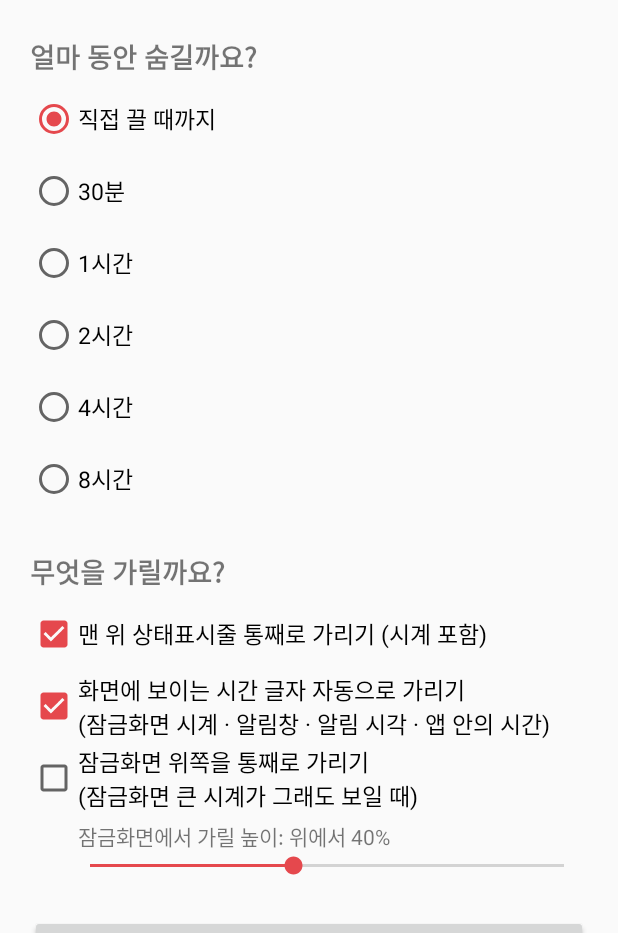
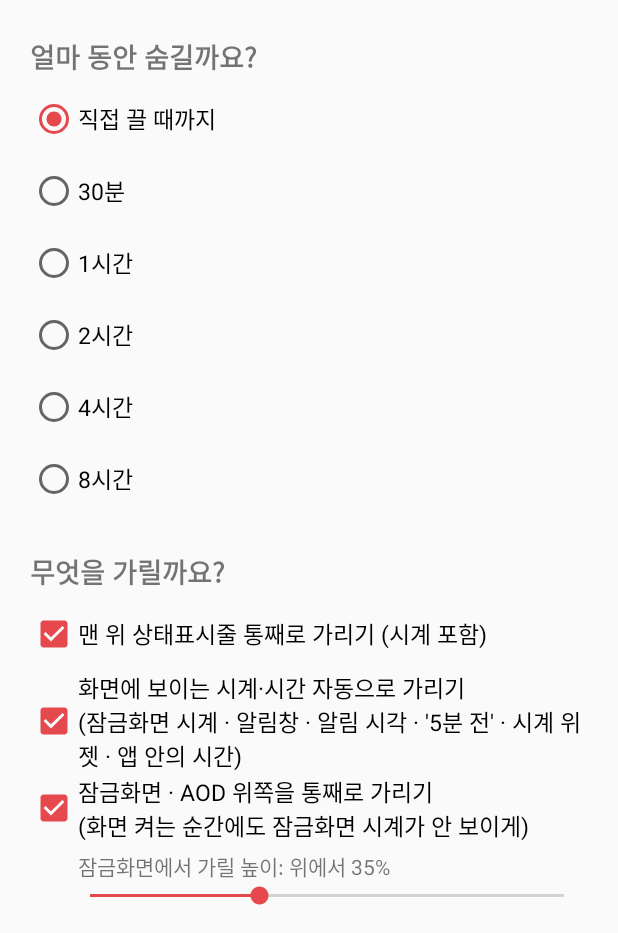
Before and after one commit to Joyong133/Stgv, an Android app: the screen it shows after launch (MainActivity), on a phone screen of 412 x 824 dp, the part 303-1236 px from its top. Run offline under Robolectric (Android 15) with nearby library versions, the phone set to English and light mode, and no system bars.

Commit message:
시간 숨기기: 잠금화면 포함 모든 곳을 기본으로 가리기
- 잠금화면 위쪽 가리기를 기본으로 켬. 화면이 꺼질 때 위쪽 70%를 미리
  덮어 AOD와 화면 켜는 순간의 잠금화면 시계도 가림
- 이름이 clock·time인 화면 요소(그림 시계, 시계 위젯, 알림 시각 칸) 가리기
- '5분 전', '2 hours ago' 같은 상대 시각도 가리기
- 앱 자신의 설정 화면은 가리지 않음, 찾는 간격 단축
- AOD 설정 열기 버튼 추가

Co-Authored-By: Claude Opus 5.5 <noreply@anthropic.com>
Claude-Session: https://claude.ai/code/session_01HG4rgrEbY7cpuhjWauxv7E

```diff
--- a/time-hider/app/build.gradle
+++ b/time-hider/app/build.gradle
@@ -10,8 +10,8 @@ android {
         applicationId 'com.stgv.timehider'
         minSdk 26
         targetSdk 34
-        versionCode 1
-        versionName '1.0'
+        versionCode 2
+        versionName '1.1'
     }
 
     // 고정 서명 키: 새 버전을 기존 앱 위에 그대로 덮어 설치할 수 있게 한다.
--- a/time-hider/app/src/main/java/com/stgv/timehider/Prefs.java
+++ b/time-hider/app/src/main/java/com/stgv/timehider/Prefs.java
@@ -18,8 +18,10 @@ final class Prefs {
 
     static final boolean DEFAULT_MASK_STATUS_BAR = true;
     static final boolean DEFAULT_MASK_TIME_TEXT = true;
-    static final boolean DEFAULT_MASK_LOCK_TOP = false;
-    static final int DEFAULT_LOCK_TOP_PERCENT = 40;
+    static final boolean DEFAULT_MASK_LOCK_TOP = true;
+    static final int DEFAULT_LOCK_TOP_PERCENT = 35;
+    /** 화면이 꺼져 있을 때(AOD) 가릴 비율. 아래쪽 지문 센서 자리는 남겨 둔다. */
+    static final int SCREEN_OFF_TOP_PERCENT = 70;
 
     private Prefs() {}
 
--- a/time-hider/app/src/main/res/layout/activity_main.xml
+++ b/time-hider/app/src/main/res/layout/activity_main.xml
@@ -117,6 +117,12 @@
             android:layout_height="wrap_content"
             android:text="@string/open_app_info" />
 
+        <Button
+            android:id="@+id/open_aod"
+            android:layout_width="match_parent"
+            android:layout_height="wrap_content"
+            android:text="@string/open_aod" />
+
         <TextView
             style="@style/Section"
             android:text="@string/section_guide" />
--- a/time-hider/app/src/main/res/values/strings.xml
+++ b/time-hider/app/src/main/res/values/strings.xml
@@ -22,13 +22,14 @@
 
     <string name="section_what">무엇을 가릴까요?</string>
     <string name="mask_status_bar">맨 위 상태표시줄 통째로 가리기 (시계 포함)</string>
-    <string name="mask_time_text">화면에 보이는 시간 글자 자동으로 가리기\n(잠금화면 시계 · 알림창 · 알림 시각 · 앱 안의 시간)</string>
-    <string name="mask_lock_top">잠금화면 위쪽을 통째로 가리기\n(잠금화면 큰 시계가 그래도 보일 때)</string>
+    <string name="mask_time_text">화면에 보이는 시계·시간 자동으로 가리기\n(잠금화면 시계 · 알림창 · 알림 시각 · \'5분 전\' · 시계 위젯 · 앱 안의 시간)</string>
+    <string name="mask_lock_top">잠금화면 · AOD 위쪽을 통째로 가리기\n(화면 켜는 순간에도 잠금화면 시계가 안 보이게)</string>
     <string name="lock_top_label">잠금화면에서 가릴 높이: 위에서 %1$d%%</string>
 
     <string name="open_a11y">접근성 설정 열기</string>
     <string name="open_app_info">앱 정보 열기 (제한된 설정 허용)</string>
+    <string name="open_aod">AOD(꺼진 화면 시계) 설정 열기</string>
 
     <string name="section_guide">사용 방법</string>
-    <string name="guide">1. [접근성 설정 열기] → \'설치된 앱\'(또는 \'다운로드한 앱\') → \'시간 숨기기\' → 사용 켜기.\n\n2. 안드로이드 13 이상에서 \'제한된 설정\' 안내가 뜨며 켜지지 않으면: [앱 정보 열기] → 오른쪽 위 ⋮ 메뉴 → \'제한된 설정 허용\' 후 1번을 다시 하세요.\n\n3. [지금 시간 숨기기]를 누르면 바로 적용돼요. 알림창 → 빠른 설정 편집(연필)에서 \'시간 숨기기\' 타일을 추가하면 한 번에 켜고 끌 수 있어요.\n\n4. 앱이 못 가리는 곳도 있어요. 완전히 안 보이게 하려면 직접 꺼 주세요:\n · AOD(Always On Display, 화면 꺼짐 상태 시계) 끄기\n · 홈 화면의 시계·날씨 위젯 지우기\n · 잠금화면을 켤 때 아주 잠깐 시계가 보이면 \'잠금화면 위쪽 통째로 가리기\'를 켜세요.</string>
+    <string name="guide">1. [접근성 설정 열기] → \'설치된 앱\'(또는 \'다운로드한 앱\') → \'시간 숨기기\' → 사용 켜기.\n\n2. 안드로이드 13 이상에서 \'제한된 설정\' 안내가 뜨며 켜지지 않으면: [앱 정보 열기] → 오른쪽 위 ⋮ 메뉴 → \'제한된 설정 허용\' 후 1번을 다시 하세요.\n\n3. [지금 시간 숨기기]를 누르면 바로 적용돼요. 알림창 → 빠른 설정 편집(연필)에서 \'시간 숨기기\' 타일을 추가하면 한 번에 켜고 끌 수 있어요.\n\n4. 처음부터 모든 가리기 옵션이 켜져 있어요. 잠금화면은 위쪽을 통째로 덮고, 화면이 꺼질 때 미리 덮어 둬서 켜는 순간에도 시계가 안 보여요. 잠금화면 시계가 더 아래에 있으면 가릴 높이를 늘리세요.\n\n5. AOD(화면이 꺼진 상태에서 보이는 시계)도 덮도록 해 두었지만, 기종에 따라 AOD 화면 위에는 아무것도 그릴 수 없어요. AOD에 시계가 보이면 [AOD 설정 열기]에서 AOD를 꺼 주세요. 안드로이드가 다른 앱이 AOD를 끄는 걸 허락하지 않아서 직접 꺼야 해요.</string>
 </resources>
--- a/time-hider/app/src/main/res/xml/accessibility_service_config.xml
+++ b/time-hider/app/src/main/res/xml/accessibility_service_config.xml
@@ -2,7 +2,7 @@
 <accessibility-service xmlns:android="http://schemas.android.com/apk/res/android"
     android:accessibilityEventTypes="typeWindowStateChanged|typeWindowContentChanged|typeWindowsChanged|typeViewScrolled|typeNotificationStateChanged"
     android:accessibilityFeedbackType="feedbackGeneric"
-    android:accessibilityFlags="flagRetrieveInteractiveWindows|flagIncludeNotImportantViews"
+    android:accessibilityFlags="flagRetrieveInteractiveWindows|flagIncludeNotImportantViews|flagReportViewIds"
     android:canRetrieveWindowContent="true"
     android:description="@string/a11y_description"
     android:notificationTimeout="50"
```
Also changed, not shown: time-hider/app/src/main/java/com/stgv/timehider/MainActivity.java (+16 -0 lines), time-hider/app/src/main/java/com/stgv/timehider/TimeHideService.java (+26 -7 lines), time-hider/app/src/main/java/com/stgv/timehider/TimePatterns.java (+36 -2 lines), 1 other file.
